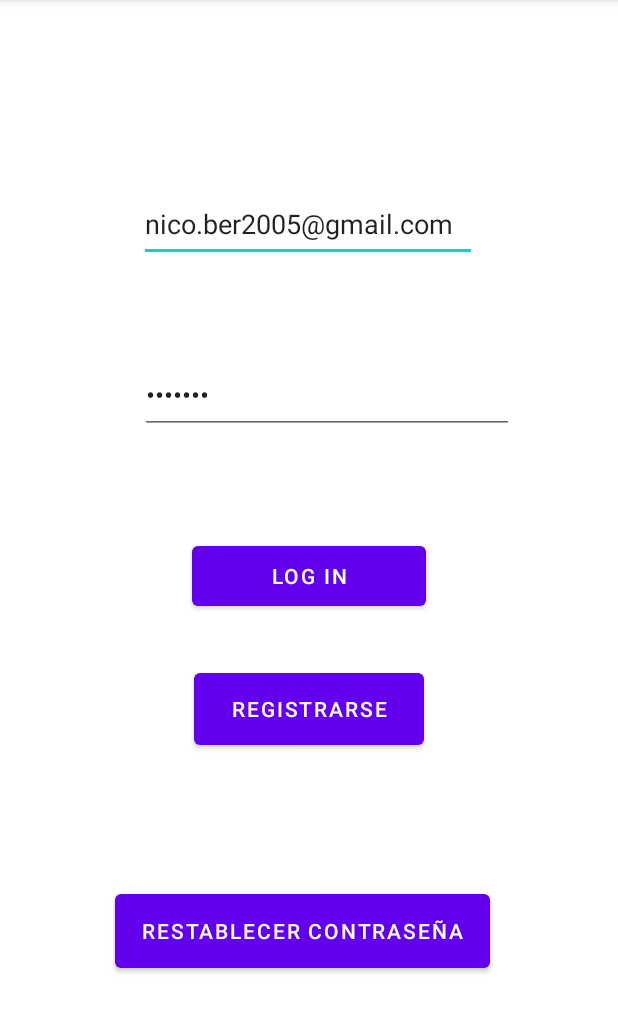
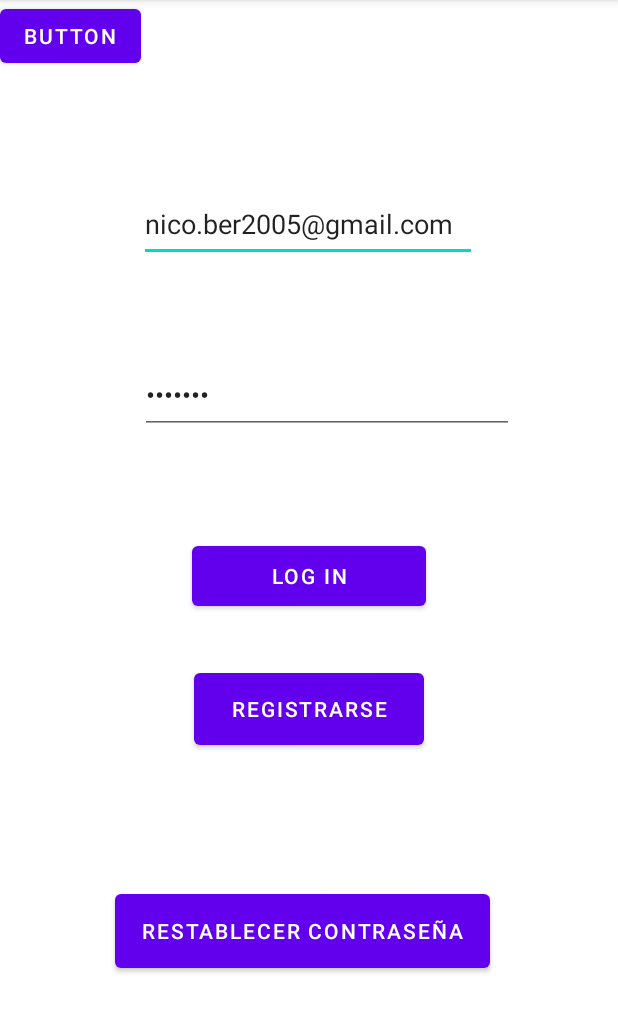
Before and after one commit to NicoBer28/2023-ProyectoFinal-Bergerman-Mombelli-Laperne-Umansky-Rakowszczyk, an Android app: the screen it shows after launch (MainActivity), on a phone screen of 412 x 824 dp, the part 84-1117 px from its top. Run offline under Robolectric (Android 15) with nearby library versions, the phone set to English and light mode, and no system bars; our stand-ins replace Firebase (no records; nobody signed in at launch, a user with empty details on screens opened directly).

Commit message:
hola chop

```diff
--- a/ProyectoFinal/app/src/main/res/layout/activity_main.xml
+++ b/ProyectoFinal/app/src/main/res/layout/activity_main.xml
@@ -15,7 +15,13 @@
         app:defaultNavHost="true"
         app:navGraph="@navigation/navigation" />
 
-
+    <Button
+        android:id="@+id/button3"
+        android:layout_width="wrap_content"
+        android:layout_height="wrap_content"
+        android:text="Button"
+        tools:layout_editor_absoluteX="147dp"
+        tools:layout_editor_absoluteY="44dp" />
 
 
 </androidx.constraintlayout.widget.ConstraintLayout>
--- /dev/null
+++ b/ProyectoFinal/app/src/main/res/menu/bottom_nav_menu.xml
@@ -0,0 +1,4 @@
+<?xml version="1.0" encoding="utf-8"?>
+<menu xmlns:android="http://schemas.android.com/apk/res/android">
+
+</menu>
```
Also changed, not shown: ProyectoFinal/app/src/main/AndroidManifest.xml (+1 -6 lines).
